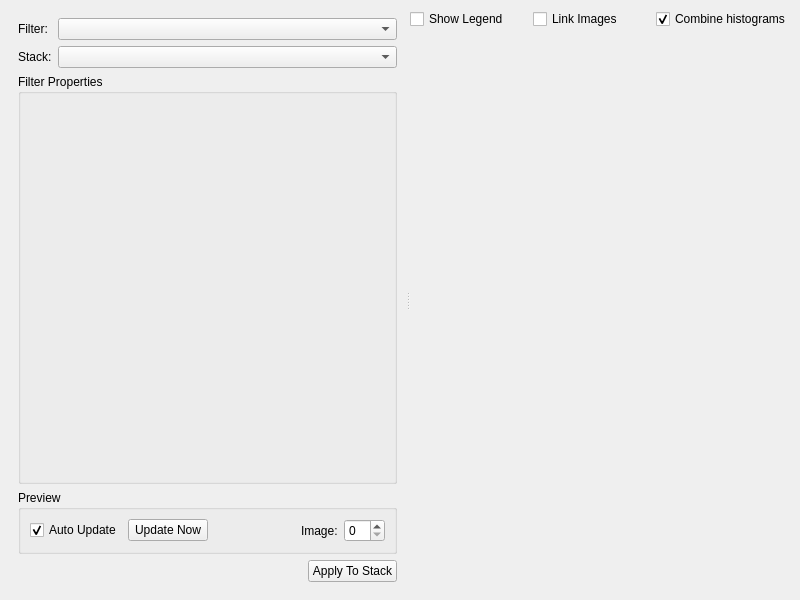
Qt form mantidimaging/gui/ui/filters_window.ui (mantidproject/mantidimaging) before a commit.
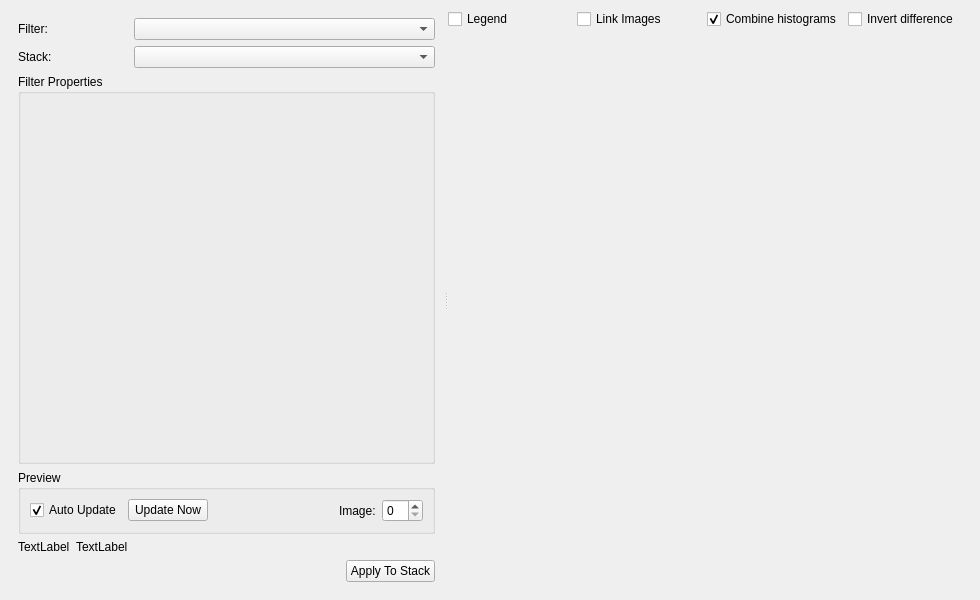
The same form after that commit. Custom widgets are drawn as their Qt base class.

Commit message: Adds divide filter, fixes rebin exectuion error

```diff
--- a/mantidimaging/gui/ui/filters_window.ui
+++ b/mantidimaging/gui/ui/filters_window.ui
@@ -6,7 +6,7 @@
    <rect>
     <x>0</x>
     <y>0</y>
-    <width>800</width>
+    <width>980</width>
     <height>600</height>
    </rect>
   </property>
@@ -132,6 +132,24 @@
             </layout>
            </widget>
           </item>
+          <item row="4" column="0">
+           <layout class="QHBoxLayout" name="horizontalLayout">
+            <item>
+             <widget class="QLabel" name="error_text">
+              <property name="text">
+               <string>TextLabel</string>
+              </property>
+             </widget>
+            </item>
+            <item>
+             <widget class="QLabel" name="error_icon">
+              <property name="text">
+               <string>TextLabel</string>
+              </property>
+             </widget>
+            </item>
+           </layout>
+          </item>
          </layout>
         </item>
         <item>
@@ -143,7 +161,7 @@
             </property>
             <property name="sizeHint" stdset="0">
              <size>
-              <width>40</width>
+              <width>25</width>
               <height>20</height>
              </size>
             </property>
@@ -179,7 +197,7 @@
              <string>Show/hide legend of combined histogram</string>
             </property>
             <property name="text">
-             <string>Show Legend</string>
+             <string>Legend</string>
             </property>
             <property name="checked">
              <bool>false</bool>
@@ -224,6 +242,19 @@
             </property>
            </widget>
           </item>
+          <item alignment="Qt::AlignTop">
+           <widget class="QCheckBox" name="invertDifference">
+            <property name="sizePolicy">
+             <sizepolicy hsizetype="Minimum" vsizetype="Minimum">
+              <horstretch>0</horstretch>
+              <verstretch>0</verstretch>
+             </sizepolicy>
+            </property>
+            <property name="text">
+             <string>Invert difference</string>
+            </property>
+           </widget>
+          </item>
          </layout>
         </item>
         <item>
```
The commit also changes 11 other files.
